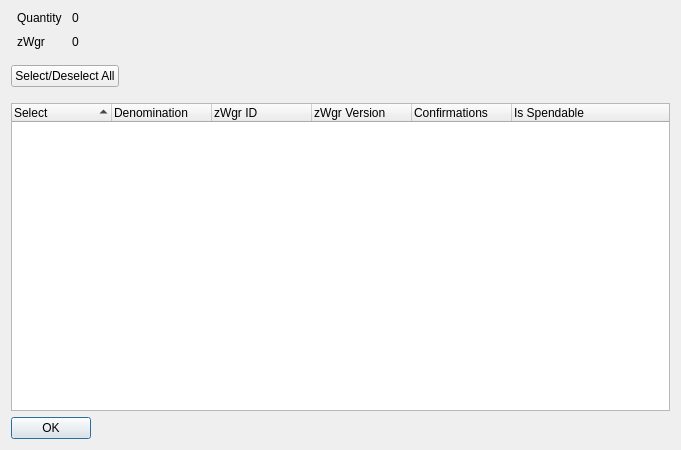
Above: src/qt/forms/zwgrcontroldialog.ui from wagerr/wagerr before the change. Below: the same form after it.
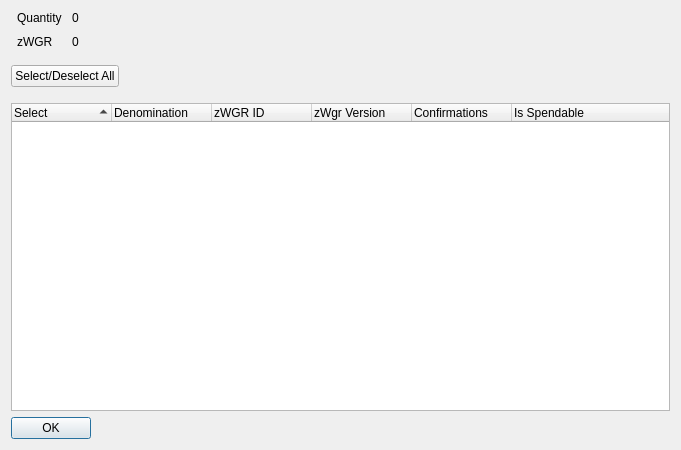
That is the form after the change.

The edit to the form file:
```diff
--- a/src/qt/forms/zwgrcontroldialog.ui
+++ b/src/qt/forms/zwgrcontroldialog.ui
@@ -59,7 +59,7 @@
        <item row="1" column="0">
         <widget class="QLabel" name="labelZWgr">
          <property name="text">
-          <string>zWgr</string>
+          <string>zWGR</string>
          </property>
         </widget>
        </item>
@@ -155,7 +155,7 @@
      </column>
      <column>
       <property name="text">
-       <string notr="true">zWgr ID</string>
+         <string notr="true">zWGR ID</string>
       </property>
      </column>
      <column>
```
Left out of the diff: 2 changed lines with no effect on the pictures.
